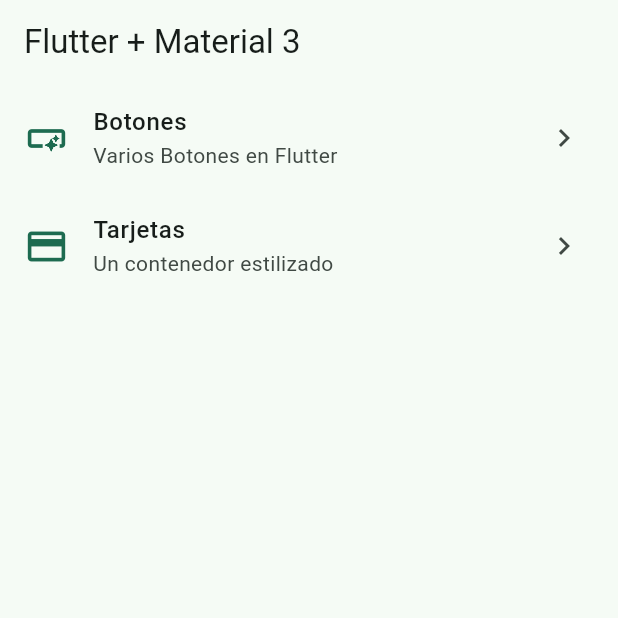
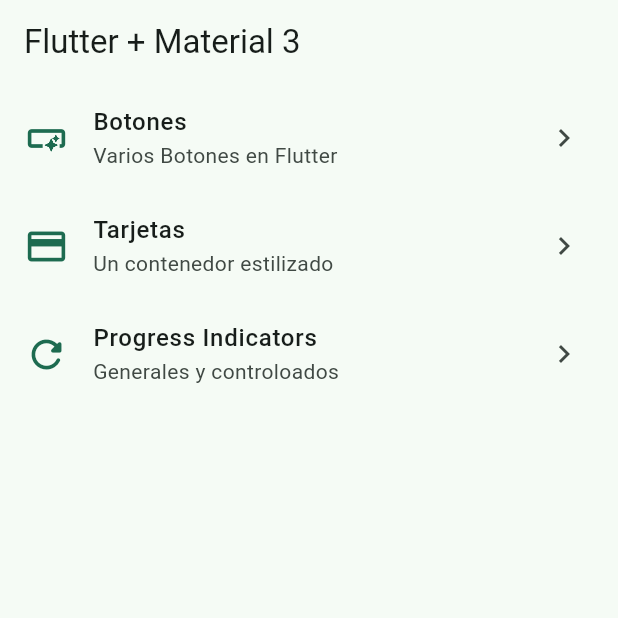
Before and after one commit to dougleon16/Widget-App-Flutter, a Flutter app: the screen it shows after launch, on a phone screen of 412 x 824 dp, the top half of it. Run offline on Flutter 3.47's test engine with Material 3 defaults, Android fonts, the phone set to English and light mode, and no system bars; our stand-ins replace go_router.

Commit message:
Progress Indicator Finished

```diff
--- a/lib/config/menu/menu_items.dart
+++ b/lib/config/menu/menu_items.dart
@@ -24,4 +24,9 @@ const appMenuItems = <MenuItems>[
       subtitle: 'Un contenedor estilizado',
       link: '/cards',
       icon: Icons.credit_card),
+  MenuItems(
+      title: 'Progress Indicators',
+      subtitle: 'Generales y controloados',
+      link: '/progress',
+      icon: Icons.refresh_rounded)
 ];
--- a/lib/config/router/app_router.dart
+++ b/lib/config/router/app_router.dart
@@ -1,5 +1,4 @@
 import 'package:go_router/go_router.dart';
-
 import '../../presentation/screens/screen.dart';
 
 // GoRouter configuration
@@ -18,5 +17,7 @@ final appRouter = GoRouter(
       path: '/cards',
       builder: (context, state) => const CardScreen(),
     ),
+    GoRoute(
+        path: '/progress', builder: (context, state) => const ProgressScrenn()),
   ],
 );
```
Also changed, not shown: lib/presentation/screens/progress/progress_screen.dart (+61 -1 lines).
